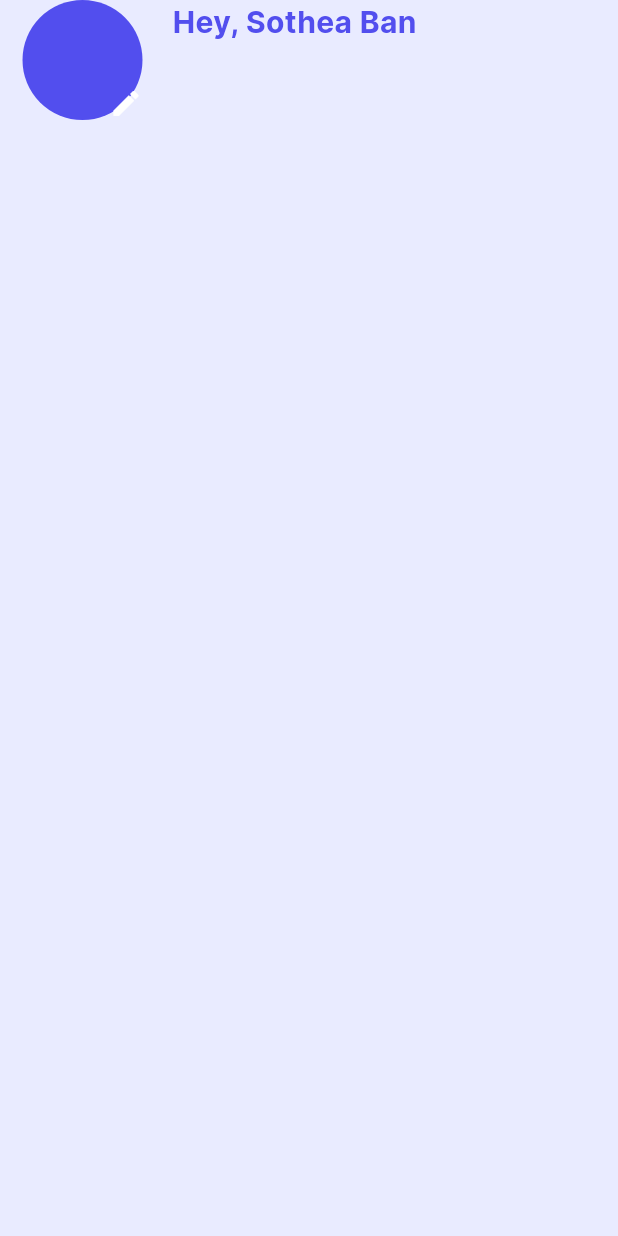
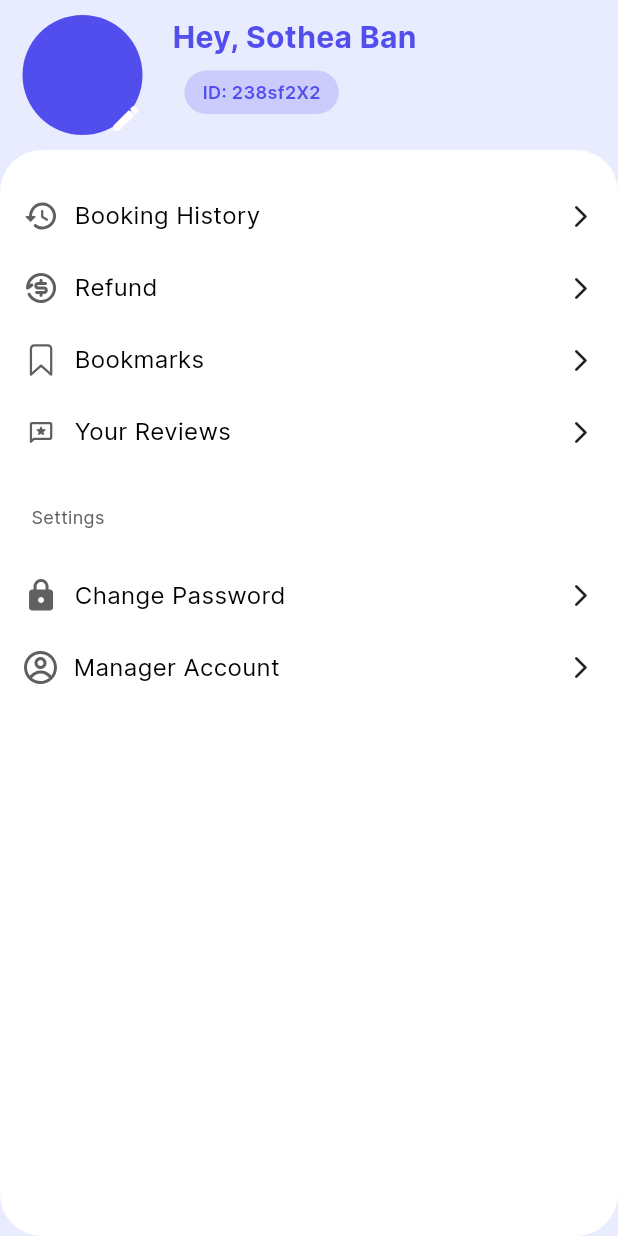
Before and after one commit to Thea-zin/TortbalMiniApp, a Flutter app: the screen it shows after launch, on a phone screen of 412 x 824 dp. Run offline on Flutter 3.47's test engine with Material 3 defaults, Android fonts, the phone set to English and light mode, and no system bars; our stand-ins replace flutter_svg; project files that could hold a hidden picture were left out.

Commit message:
complete 80% of profile screen

```diff
--- a/lib/Helpers/Widgets/tb_text.widget.dart
+++ b/lib/Helpers/Widgets/tb_text.widget.dart
@@ -8,6 +8,7 @@ class TBText extends StatelessWidget {
     this.fontWeight = FontWeight.normal,
     this.textAlign = TextAlign.center,
     this.textSize = 14,
+    this.textScale = 1,
     super.key,
   });
 
@@ -17,6 +18,7 @@ class TBText extends StatelessWidget {
   final FontWeight fontWeight;
   final int maxLines;
   final TextAlign textAlign;
+  final double textScale;
 
   @override
   Widget build(BuildContext context) {
@@ -24,7 +26,7 @@ class TBText extends StatelessWidget {
       text,
       maxLines: maxLines,
       textAlign: textAlign,
-      textScaler: const TextScaler.linear(0.8),
+      textScaler: TextScaler.linear(textScale),
       style: TextStyle(
         color: textColor,
         fontSize: textSize,
--- a/lib/Views/Profile/profile.screen.dart
+++ b/lib/Views/Profile/profile.screen.dart
@@ -1,6 +1,9 @@
 import 'package:flutter/material.dart';
+import 'package:flutter_svg/svg.dart';
 import 'package:thortbal/Constants/tb_color.dart';
+import 'package:thortbal/Constants/tb_icon.dart';
 import 'package:thortbal/Constants/tb_textsize.dart';
+import 'package:thortbal/Helpers/Widgets/tb_text.widget.dart';
 
 class TBProfileScreen extends StatefulWidget {
   const TBProfileScreen({Key? key}) : super(key: key);
@@ -12,7 +15,7 @@ class TBProfileScreen extends StatefulWidget {
 class _TBProfileScreenState extends State<TBProfileScreen> {
   @override
   Widget build(BuildContext context) {
-    var size = MediaQuery.of(context).size;
+    // Size size = MediaQuery.of(context).size;
     return Scaffold(
       body: Container(
         width: double.infinity,
@@ -22,9 +25,10 @@ class _TBProfileScreenState extends State<TBProfileScreen> {
           children: [
             SafeArea(
               child: Padding(
-                padding: const EdgeInsets.symmetric(horizontal: 15),
+                padding:
+                    const EdgeInsets.symmetric(horizontal: 15, vertical: 10),
                 child: SizedBox(
-                  height: size.height * 0.15,
+                  height: 80,
                   child: Row(
                     mainAxisAlignment: MainAxisAlignment.start,
                     crossAxisAlignment: CrossAxisAlignment.start,
@@ -46,13 +50,30 @@ class _TBProfileScreenState extends State<TBProfileScreen> {
                       ),
                       const SizedBox(width: 20),
                       Column(
+                        mainAxisAlignment: MainAxisAlignment.start,
+                        crossAxisAlignment: CrossAxisAlignment.start,
                         children: [
-                          Text(
+                          TBText(
                             "Hey, Sothea Ban",
-                            style: TextStyle(
-                              color: TBColor.primary,
-                              fontSize: TBTextSize.xlarge - 4,
-                              fontWeight: FontWeight.bold,
+                            textColor: TBColor.primary,
+                            textSize: TBTextSize.xlarge - 4,
+                            fontWeight: FontWeight.bold,
+                          ),
+                          Container(
+                            margin: const EdgeInsets.only(top: 8, left: 8),
+                            padding: const EdgeInsets.symmetric(
+                              vertical: 6,
+                              horizontal: 12,
+                            ),
+                            decoration: BoxDecoration(
+                              color: TBColor.primary.withOpacity(0.2),
+                              borderRadius: BorderRadius.circular(16),
+                            ),
+                            child: TBText(
+                              "ID: 238sf2X2",
+                              textColor: TBColor.primary,
+                              textSize: TBTextSize.medium,
+                              fontWeight: FontWeight.w600,
                             ),
                           ),
                         ],
@@ -63,9 +84,97 @@ class _TBProfileScreenState extends State<TBProfileScreen> {
                 ),
               ),
             ),
+
+            /// Body
+            Flexible(
+              flex: 1,
+              child: Container(
+                width: double.infinity,
+                height: double.infinity,
+                padding: const EdgeInsets.only(left: 15, right: 16, top: 32),
+                decoration: BoxDecoration(
+                  color: TBColor.background,
+                  borderRadius: const BorderRadius.horizontal(
+                    left: Radius.circular(28),
+                    right: Radius.circular(28),
+                  ),
+                ),
+                child: Column(
+                  crossAxisAlignment: CrossAxisAlignment.start,
+                  children: [
+                    profileRow(
+                      title: "Booking History",
+                      assetName: TBIcons.tbRoundHistory,
+                    ),
+                    profileRow(
+                      title: "Refund",
+                      assetName: TBIcons.tbRefundDollar,
+                    ),
+                    profileRow(
+                      title: "Bookmarks",
+                      assetName: TBIcons.tbBookmark,
+                    ),
+                    profileRow(
+                      title: "Your Reviews",
+                      assetName: TBIcons.tbRectangleStar,
+                    ),
+                    Padding(
+                      padding:
+                          const EdgeInsets.only(top: 12, bottom: 32, left: 6),
+                      child: TBText(
+                        "Settings",
+                        textSize: TBTextSize.medium,
+                        textColor: TBColor.label,
+                      ),
+                    ),
+                    profileRow(
+                      title: "Change Password",
+                      assetName: TBIcons.tbLock,
+                    ),
+                    profileRow(
+                      title: "Manager Account",
+                      assetName: TBIcons.tbProfile,
+                    ),
+                  ],
+                ),
+              ),
+            )
           ],
         ),
       ),
     );
   }
+
+  Widget profileRow({required String title, required String assetName}) {
+    return Container(
+      margin: const EdgeInsets.only(bottom: 24),
+      height: 24,
+      width: double.infinity,
+      child: Row(
+        // mainAxisAlignment: MainAxisAlignment.center,
+        crossAxisAlignment: CrossAxisAlignment.center,
+        children: [
+          SvgPicture.asset(
+            assetName,
+            height: 24,
+            color: TBColor.label,
+            fit: BoxFit.fill,
+          ),
+          Padding(
+            padding: const EdgeInsets.only(left: 10),
+            child: TBText(
+              title,
+              textSize: TBTextSize.large,
+              // textColor: TBColor.label,
+            ),
+          ),
+          const Spacer(),
+          const Icon(
+            Icons.arrow_forward_ios_rounded,
+            size: 18,
+          )
+        ],
+      ),
+    );
+  }
 }
```
